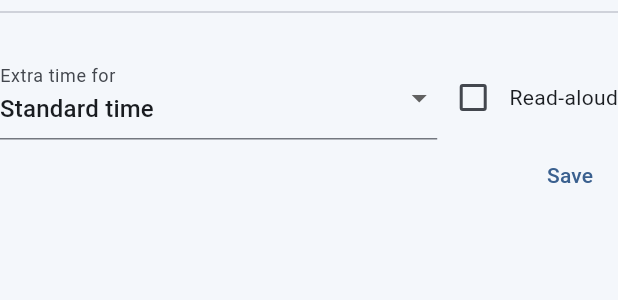
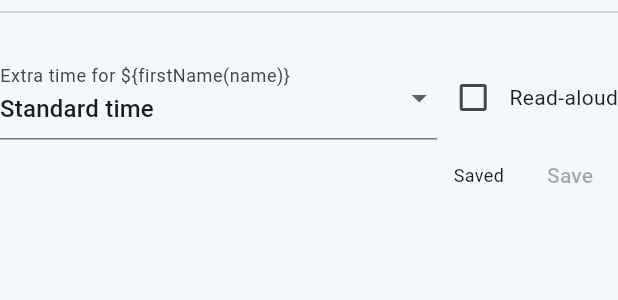
Before and after one commit to topking80/EDUOS-REPO-001, a Flutter app: the _AccommodationRow widget shown alone on an empty page, opened directly with empty values, on a phone screen of 412 x 824 dp. Shown: the top 300 px of the screen. Run offline on Flutter 3.47's test engine with Material 3 defaults, Android fonts, the phone set to English and light mode, and no system bars; our stand-ins replace flutter_secure_storage, flutter_svg, rive; missing offline and left inert: flutter_web_auth_2; accounts and stored records are empty.

Commit message:
Improve teacher accommodation save state

```diff
--- a/eduos/mobile/flutter/lib/ui/screens/teacher_screens.dart
+++ b/eduos/mobile/flutter/lib/ui/screens/teacher_screens.dart
@@ -134,6 +134,30 @@ class _AccommodationRow extends StatefulWidget {
 class _AccommodationRowState extends State<_AccommodationRow> {
   late int _pct = const [0, 25, 50, 100].contains(integer(widget.a['extra_time_pct'])) ? integer(widget.a['extra_time_pct']) : 0;
   late bool _readAloud = boolean(widget.a['read_aloud']);
+  late int _savedPct = _pct;
+  late bool _savedReadAloud = _readAloud;
+  bool _saving = false;
+
+  bool get _dirty => _pct != _savedPct || _readAloud != _savedReadAloud;
+
+  Future<void> _save(String name) async {
+    if (_saving || !_dirty) return;
+    setState(() => _saving = true);
+    try {
+      await AppScope.read(context).api.put('/api/learning/accommodations/\${widget.a['student_id']}', {'extraTimePct': _pct, 'readAloud': _readAloud});
+      if (!mounted) return;
+      setState(() {
+        _savedPct = _pct;
+        _savedReadAloud = _readAloud;
+        _saving = false;
+      });
+      toast(context, 'Saved for \${firstName(name)}');
+    } on ApiException {
+      if (!mounted) return;
+      setState(() => _saving = false);
+      toast(context, 'Couldn\'t save. Your changes are still here; try again.');
+    }
+  }
 
   @override
   Widget build(BuildContext context) {
@@ -145,28 +169,22 @@ class _AccommodationRowState extends State<_AccommodationRow> {
         Expanded(
           child: DropdownButtonFormField<int>(
             value: _pct,
-            decoration: InputDecoration(labelText: 'Extra time for ${firstName(name)}'),
+            decoration: InputDecoration(labelText: 'Extra time for \${firstName(name)}'),
             items: [for (final v in const [0, 25, 50, 100]) DropdownMenuItem(value: v, child: Text(v == 0 ? 'Standard time' : '+$v% time'))],
-            onChanged: (v) => setState(() => _pct = v ?? 0),
+            onChanged: _saving ? null : (v) => setState(() => _pct = v ?? 0),
           ),
         ),
-        Checkbox(value: _readAloud, onChanged: (v) => setState(() => _readAloud = v ?? false), semanticLabel: 'Read-aloud for $name'),
+        Checkbox(value: _readAloud, onChanged: _saving ? null : (v) => setState(() => _readAloud = v ?? false), semanticLabel: 'Read-aloud for $name'),
         const Text('Read-aloud'),
       ]),
-      Align(
-        alignment: Alignment.centerRight,
-        child: TextButton(
-          onPressed: () async {
-            try {
-              await AppScope.read(context).api.put('/api/learning/accommodations/${widget.a['student_id']}', {'extraTimePct': _pct, 'readAloud': _readAloud});
-              if (context.mounted) toast(context, 'Saved for ${firstName(name)}');
-            } on ApiException {
-              if (context.mounted) toast(context, 'Couldn\'t save.');
-            }
-          },
-          child: Text('Save', semanticsLabel: 'Save accommodations for $name'),
+      Row(mainAxisAlignment: MainAxisAlignment.end, children: [
+        Text(_dirty ? 'Unsaved changes' : 'Saved', style: const TextStyle(fontSize: 12)),
+        const SizedBox(width: 12),
+        TextButton(
+          onPressed: _saving || !_dirty ? null : () => _save(name),
+          child: Text(_saving ? 'Saving…' : 'Save', semanticsLabel: 'Save accommodations for $name'),
         ),
-      ),
+      ]),
     ]);
   }
 }
```
